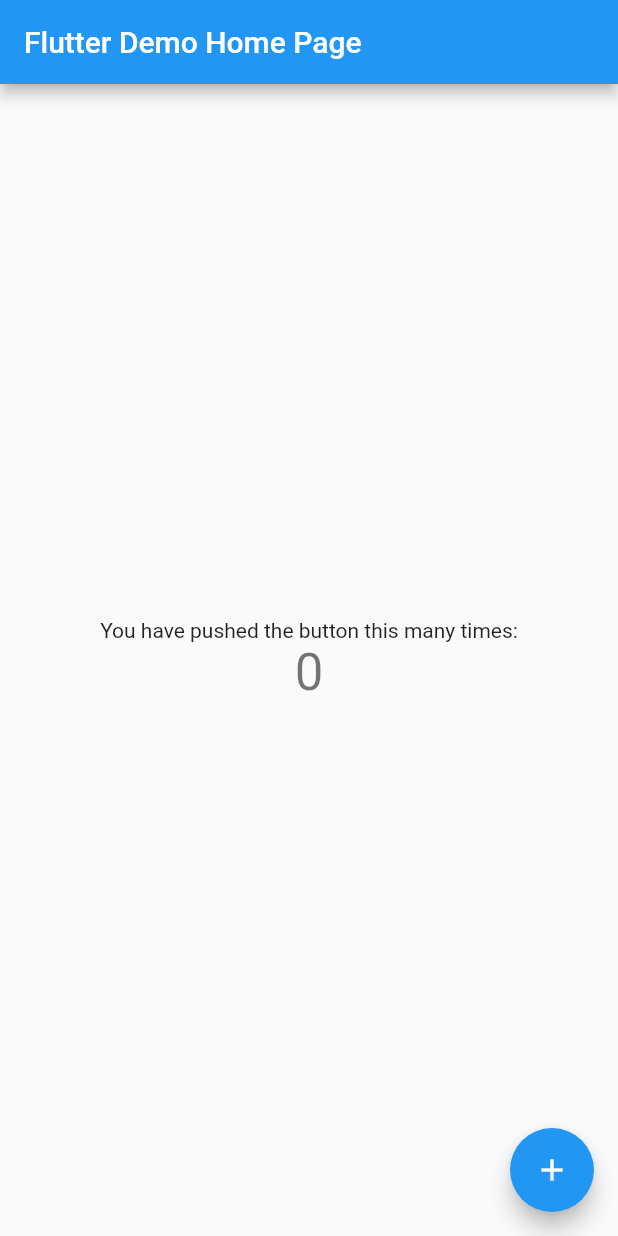
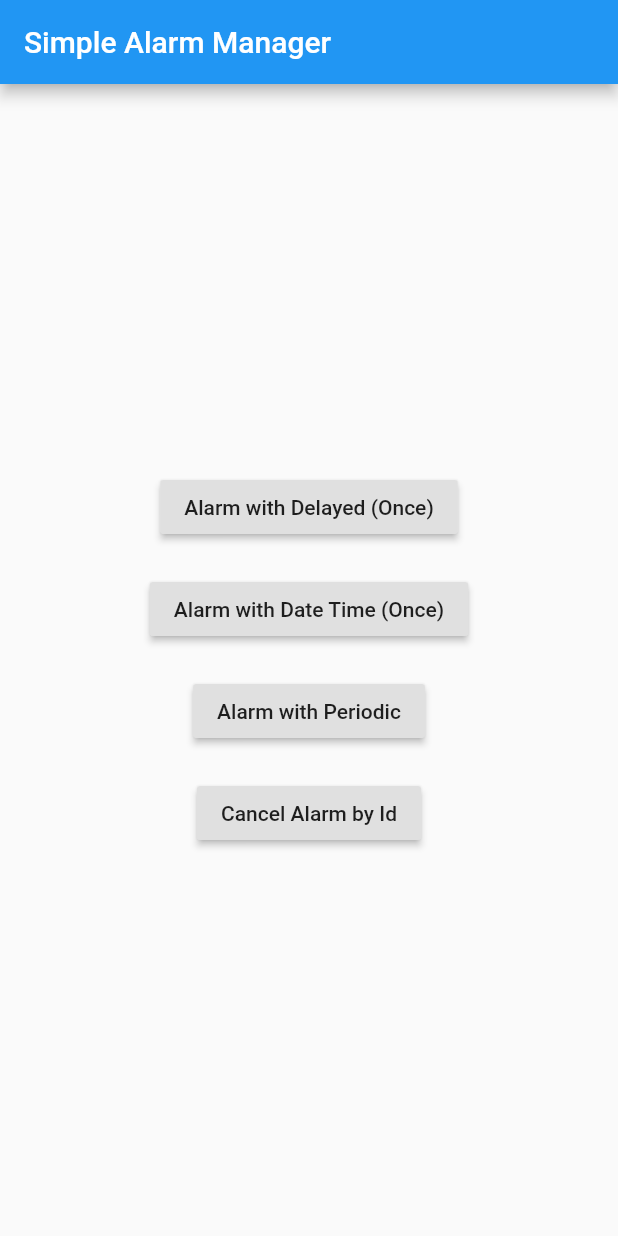
Before and after one commit to khairulanas/simple_android_alarm_manager, a Flutter app: the screen it shows after launch, on a phone screen of 412 x 824 dp. Run offline on Flutter 3.47's test engine with Material 2 defaults, Android fonts, the phone set to English and light mode, and no system bars; missing offline and left inert: android_alarm_manager.

Commit message:
bagraound service

```diff
--- a/lib/main.dart
+++ b/lib/main.dart
@@ -1,113 +1,27 @@
+import 'package:android_alarm_manager/android_alarm_manager.dart';
 import 'package:flutter/material.dart';
+import 'package:simple_android_alarm_manager/ui/home_page.dart';
 
-void main() {
+import 'utils/background_service.dart';
+
+Future<void> main() async {
+  WidgetsFlutterBinding.ensureInitialized();
+
+  final BackgroundService _service = BackgroundService();
+
+  _service.initializeIsolate();
+  AndroidAlarmManager.initialize();
+
   runApp(MyApp());
 }
 
 class MyApp extends StatelessWidget {
-  // This widget is the root of your application.
+  static const title = 'Simple Alarm Manager';
   @override
   Widget build(BuildContext context) {
     return MaterialApp(
-      title: 'Flutter Demo',
-      theme: ThemeData(
-        // This is the theme of your application.
-        //
-        // Try running your application with "flutter run". You'll see the
-        // application has a blue toolbar. Then, without quitting the app, try
-        // changing the primarySwatch below to Colors.green and then invoke
-        // "hot reload" (press "r" in the console where you ran "flutter run",
-        // or simply save your changes to "hot reload" in a Flutter IDE).
-        // Notice that the counter didn't reset back to zero; the application
-        // is not restarted.
-        primarySwatch: Colors.blue,
-      ),
-      home: MyHomePage(title: 'Flutter Demo Home Page'),
+      title: title,
+      home: HomePage(title: title),
     );
   }
 }
-
-class MyHomePage extends StatefulWidget {
-  MyHomePage({Key key, this.title}) : super(key: key);
-
-  // This widget is the home page of your application. It is stateful, meaning
-  // that it has a State object (defined below) that contains fields that affect
-  // how it looks.
-
-  // This class is the configuration for the state. It holds the values (in this
-  // case the title) provided by the parent (in this case the App widget) and
-  // used by the build method of the State. Fields in a Widget subclass are
-  // always marked "final".
-
-  final String title;
-
-  @override
-  _MyHomePageState createState() => _MyHomePageState();
-}
-
-class _MyHomePageState extends State<MyHomePage> {
-  int _counter = 0;
-
-  void _incrementCounter() {
-    setState(() {
-      // This call to setState tells the Flutter framework that something has
-      // changed in this State, which causes it to rerun the build method below
-      // so that the display can reflect the updated values. If we changed
-      // _counter without calling setState(), then the build method would not be
-      // called again, and so nothing would appear to happen.
-      _counter++;
-    });
-  }
-
-  @override
-  Widget build(BuildContext context) {
-    // This method is rerun every time setState is called, for instance as done
-    // by the _incrementCounter method above.
-    //
-    // The Flutter framework has been optimized to make rerunning build methods
-    // fast, so that you can just rebuild anything that needs updating rather
-    // than having to individually change instances of widgets.
-    return Scaffold(
-      appBar: AppBar(
-        // Here we take the value from the MyHomePage object that was created by
-        // the App.build method, and use it to set our appbar title.
-        title: Text(widget.title),
-      ),
-      body: Center(
-        // Center is a layout widget. It takes a single child and positions it
-        // in the middle of the parent.
-        child: Column(
-          // Column is also a layout widget. It takes a list of children and
-          // arranges them vertically. By default, it sizes itself to fit its
-          // children horizontally, and tries to be as tall as its parent.
-          //
-          // Invoke "debug painting" (press "p" in the console, choose the
-          // "Toggle Debug Paint" action from the Flutter Inspector in Android
-          // Studio, or the "Toggle Debug Paint" command in Visual Studio Code)
-          // to see the wireframe for each widget.
-          //
-          // Column has various properties to control how it sizes itself and
-          // how it positions its children. Here we use mainAxisAlignment to
-          // center the children vertically; the main axis here is the vertical
-          // axis because Columns are vertical (the cross axis would be
-          // horizontal).
-          mainAxisAlignment: MainAxisAlignment.center,
-          children: <Widget>[
-            Text(
-              'You have pushed the button this many times:',
-            ),
-            Text(
-              '$_counter',
-              style: Theme.of(context).textTheme.headline4,
-            ),
-          ],
-        ),
-      ),
-      floatingActionButton: FloatingActionButton(
-        onPressed: _incrementCounter,
-        tooltip: 'Increment',
-        child: Icon(Icons.add),
-      ), // This trailing comma makes auto-formatting nicer for build methods.
-    );
-  }
-}
--- /dev/null
+++ b/lib/ui/home_page.dart
@@ -0,0 +1,92 @@
+import 'package:android_alarm_manager/android_alarm_manager.dart';
+import 'package:flutter/material.dart';
+import 'package:simple_android_alarm_manager/utils/background_service.dart';
+
+class HomePage extends StatefulWidget {
+  final String title;
+
+  const HomePage({Key key, this.title}) : super(key: key);
+
+  @override
+  _HomePageState createState() => _HomePageState();
+}
+
+class _HomePageState extends State<HomePage> {
+  final BackgroundService _service = BackgroundService();
+
+  @override
+  void initState() {
+    super.initState();
+    port.listen((_) async => await _service.someTask());
+  }
+
+  @override
+  Widget build(BuildContext context) {
+    return Scaffold(
+      appBar: AppBar(
+        title: Text(widget.title),
+      ),
+      body: Center(
+        child: Column(
+          mainAxisSize: MainAxisSize.min,
+          children: [
+            RaisedButton(
+              child: Text(
+                'Alarm with Delayed (Once)',
+              ),
+              onPressed: () async {
+                await AndroidAlarmManager.oneShot(
+                  Duration(seconds: 5),
+                  1,
+                  BackgroundService.callback,
+                  exact: true,
+                  wakeup: true,
+                );
+              },
+            ),
+            SizedBox(height: 20),
+            RaisedButton(
+              child: Text(
+                'Alarm with Date Time (Once)',
+              ),
+              onPressed: () async {
+                await AndroidAlarmManager.oneShotAt(
+                  DateTime.now().add(Duration(seconds: 5)),
+                  2,
+                  BackgroundService.callback,
+                  exact: true,
+                  wakeup: true,
+                );
+              },
+            ),
+            SizedBox(height: 20),
+            RaisedButton(
+              child: Text(
+                'Alarm with Periodic',
+              ),
+              onPressed: () async {
+                await AndroidAlarmManager.periodic(
+                  Duration(minutes: 1),
+                  3,
+                  BackgroundService.callback,
+                  startAt: DateTime.now(),
+                  exact: true,
+                  wakeup: true,
+                );
+              },
+            ),
+            SizedBox(height: 20),
+            RaisedButton(
+              child: Text(
+                'Cancel Alarm by Id',
+              ),
+              onPressed: () async {
+                await AndroidAlarmManager.cancel(3);
+              },
+            ),
+          ],
+        ),
+      ),
+    );
+  }
+}
--- /dev/null
+++ b/lib/utils/background_service.dart
@@ -0,0 +1,34 @@
+import 'dart:isolate';
+
+import 'dart:ui';
+
+final ReceivePort port = ReceivePort();
+
+class BackgroundService {
+  static BackgroundService _instance;
+  static String _isolateName = 'isolate';
+  static SendPort _uiSendPort;
+
+  BackgroundService._internal() {
+    _instance = this;
+  }
+
+  factory BackgroundService() => _instance ?? BackgroundService._internal();
+
+  void initializeIsolate() {
+    IsolateNameServer.registerPortWithName(
+      port.sendPort,
+      _isolateName,
+    );
+  }
+
+  static Future<void> callback() async {
+    print('Alarm fired!');
+    _uiSendPort ??= IsolateNameServer.lookupPortByName(_isolateName);
+    _uiSendPort?.send(null);
+  }
+
+  Future<void> someTask() async {
+    print('Updated data from the background isolate');
+  }
+}
```
